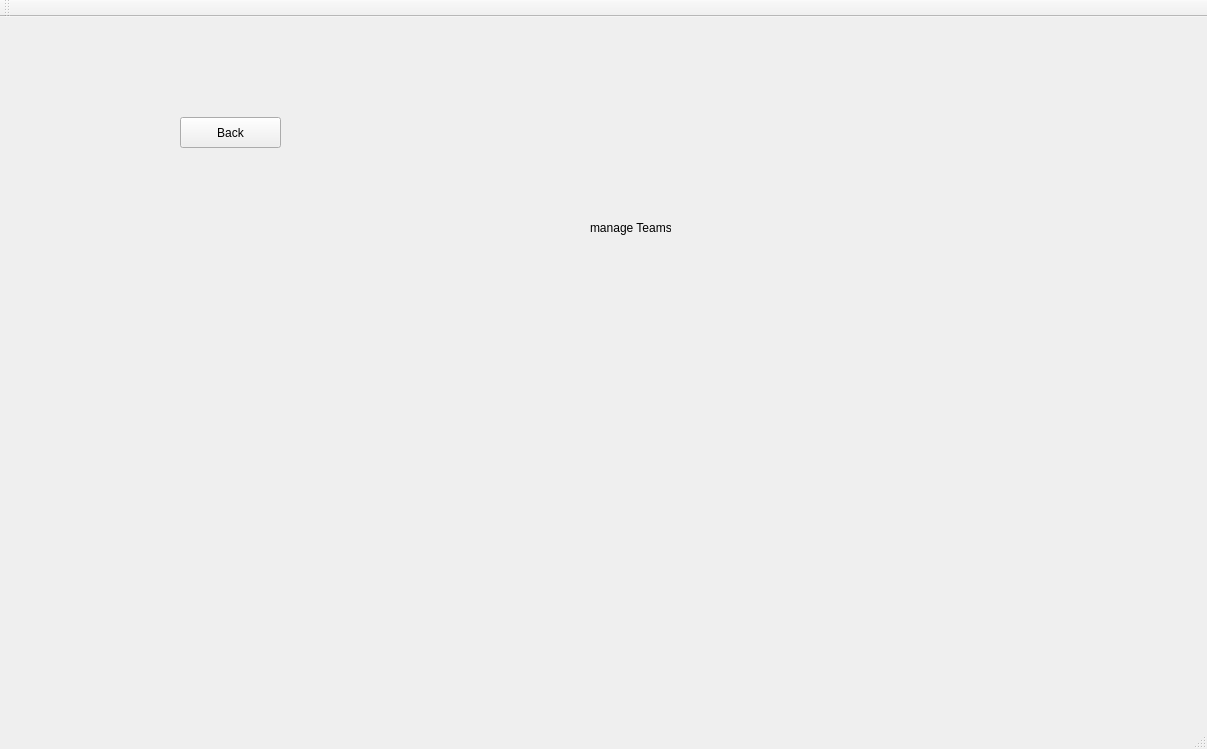
The window that mlb/mainwindow.ui (seanRobC/ST6R-MLB) describes before a commit, drawn with Qt 5.
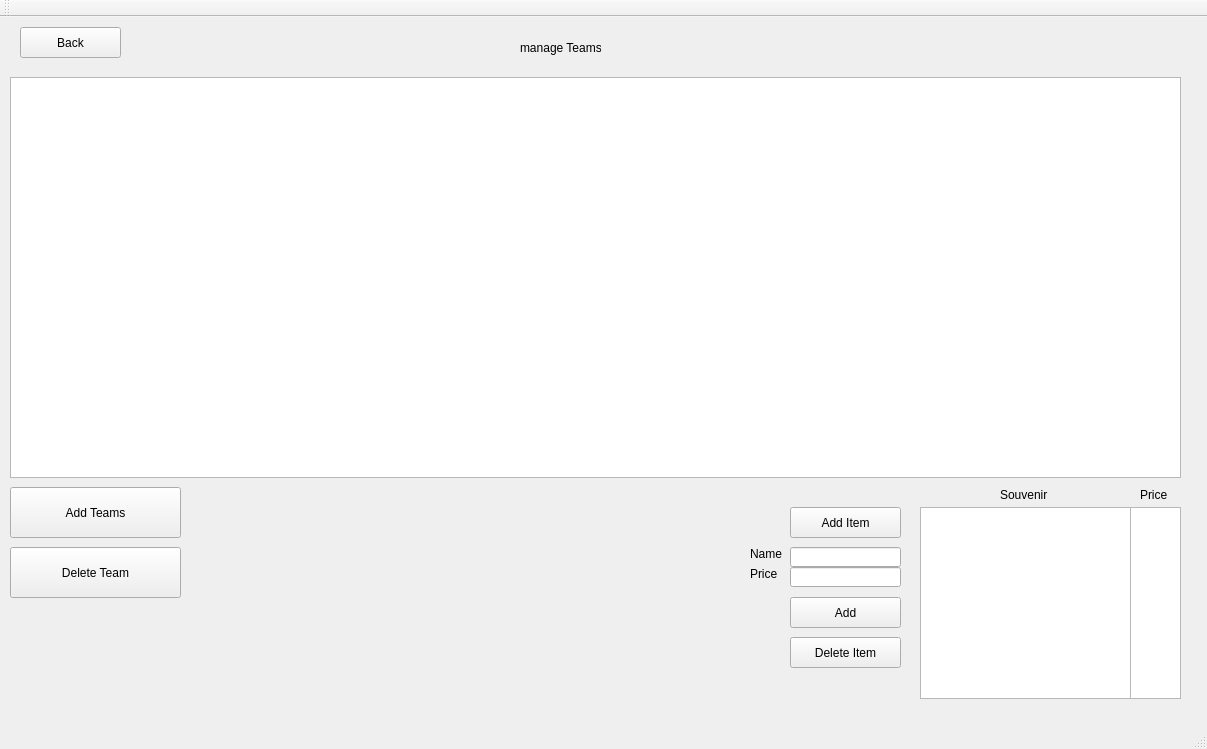
The same window after the commit. The open tabs and pages were chosen to show the change.

What changed in the file:
```diff
--- a/mlb/mainwindow.ui
+++ b/mlb/mainwindow.ui
@@ -583,8 +583,8 @@
        <widget class="QLabel" name="label_12">
         <property name="geometry">
          <rect>
-          <x>590</x>
-          <y>190</y>
+          <x>520</x>
+          <y>10</y>
           <width>81</width>
           <height>21</height>
          </rect>
@@ -596,8 +596,8 @@
        <widget class="QPushButton" name="manageTeamsBackButton">
         <property name="geometry">
          <rect>
-          <x>180</x>
-          <y>90</y>
+          <x>20</x>
+          <y>0</y>
           <width>101</width>
           <height>31</height>
          </rect>
@@ -606,6 +606,189 @@
          <string>Back</string>
         </property>
        </widget>
+       <widget class="QPushButton" name="addTeamsButton">
+        <property name="geometry">
+         <rect>
+          <x>10</x>
+          <y>460</y>
+          <width>171</width>
+          <height>51</height>
+         </rect>
+        </property>
+        <property name="text">
+         <string>Add Teams</string>
+        </property>
+       </widget>
+       <widget class="QPushButton" name="deleteTeamButton">
+        <property name="geometry">
+         <rect>
+          <x>10</x>
+          <y>520</y>
+          <width>171</width>
+          <height>51</height>
+         </rect>
+        </property>
+        <property name="text">
+         <string>Delete Team</string>
+        </property>
+       </widget>
+       <widget class="QListWidget" name="priceList_2">
+        <property name="geometry">
+         <rect>
+          <x>1130</x>
+          <y>480</y>
+          <width>51</width>
+          <height>192</height>
+         </rect>
+        </property>
+       </widget>
+       <widget class="QPushButton" name="addItemButton">
+        <property name="geometry">
+         <rect>
+          <x>790</x>
+          <y>480</y>
+          <width>111</width>
+          <height>31</height>
+         </rect>
+        </property>
+        <property name="text">
+         <string>Add Item</string>
+        </property>
+       </widget>
+       <widget class="QListWidget" name="souvenirList_2">
+        <property name="geometry">
+         <rect>
+          <x>920</x>
+          <y>480</y>
+          <width>211</width>
+          <height>192</height>
+         </rect>
+        </property>
+       </widget>
+       <widget class="QLabel" name="label_28">
+        <property name="geometry">
+         <rect>
+          <x>1000</x>
+          <y>460</y>
+          <width>71</width>
+          <height>16</height>
+         </rect>
+        </property>
+        <property name="text">
+         <string>Souvenir</string>
+        </property>
+       </widget>
+       <widget class="QLabel" name="label_33">
+        <property name="geometry">
+         <rect>
+          <x>1140</x>
+          <y>460</y>
+          <width>71</width>
+          <height>16</height>
+         </rect>
+        </property>
+        <property name="text">
+         <string>Price</string>
+        </property>
+       </widget>
+       <widget class="QStackedWidget" name="stackedWidget_2">
+        <property name="geometry">
+         <rect>
+          <x>740</x>
+          <y>510</y>
+          <width>171</width>
+          <height>91</height>
+         </rect>
+        </property>
+        <property name="currentIndex">
+         <number>0</number>
+        </property>
+        <widget class="QWidget" name="hide_2"/>
+        <widget class="QWidget" name="addTime_2">
+         <widget class="QPushButton" name="addButton">
+          <property name="geometry">
+           <rect>
+            <x>50</x>
+            <y>60</y>
+            <width>111</width>
+            <height>31</height>
+           </rect>
+          </property>
+          <property name="text">
+           <string>Add</string>
+          </property>
+         </widget>
+         <widget class="QLabel" name="label_34">
+          <property name="geometry">
+           <rect>
+            <x>10</x>
+            <y>30</y>
+            <width>47</width>
+            <height>13</height>
+           </rect>
+          </property>
+          <property name="text">
+           <string>Price</string>
+          </property>
+         </widget>
+         <widget class="QLabel" name="label_35">
+          <property name="geometry">
+           <rect>
+            <x>10</x>
+            <y>10</y>
+            <width>47</width>
+            <height>13</height>
+           </rect>
+          </property>
+          <property name="text">
+           <string>Name</string>
+          </property>
+         </widget>
+         <widget class="QLineEdit" name="itemNameEntry">
+          <property name="geometry">
+           <rect>
+            <x>50</x>
+            <y>10</y>
+            <width>111</width>
+            <height>20</height>
+           </rect>
+          </property>
+         </widget>
+         <widget class="QLineEdit" name="itemPriceEntry">
+          <property name="geometry">
+           <rect>
+            <x>50</x>
+            <y>30</y>
+            <width>111</width>
+            <height>20</height>
+           </rect>
+          </property>
+         </widget>
+        </widget>
+       </widget>
+       <widget class="QPushButton" name="deleteItemButton">
+        <property name="geometry">
+         <rect>
+          <x>790</x>
+          <y>610</y>
+          <width>111</width>
+          <height>31</height>
+         </rect>
+        </property>
+        <property name="text">
+         <string>Delete Item</string>
+        </property>
+       </widget>
+       <widget class="QTableWidget" name="manageTable">
+        <property name="geometry">
+         <rect>
+          <x>10</x>
+          <y>50</y>
+          <width>1171</width>
+          <height>401</height>
+         </rect>
+        </property>
+       </widget>
       </widget>
      </widget>
     </widget>
```
Left out of the diff: 66 changed lines with no effect on the pictures.
